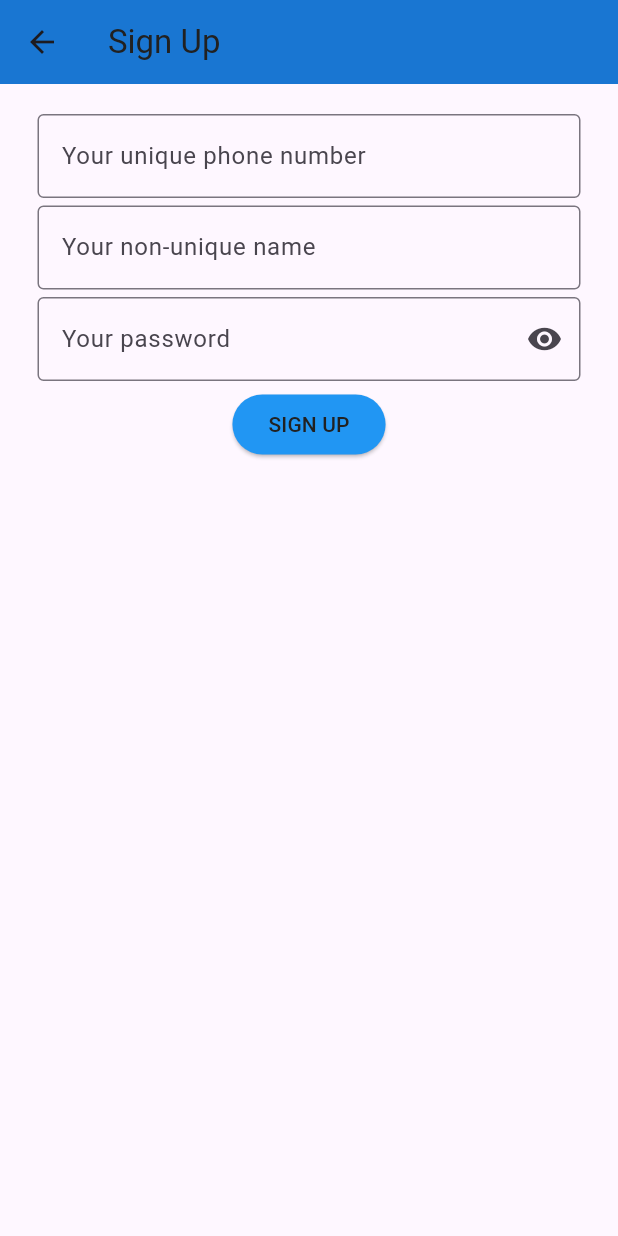
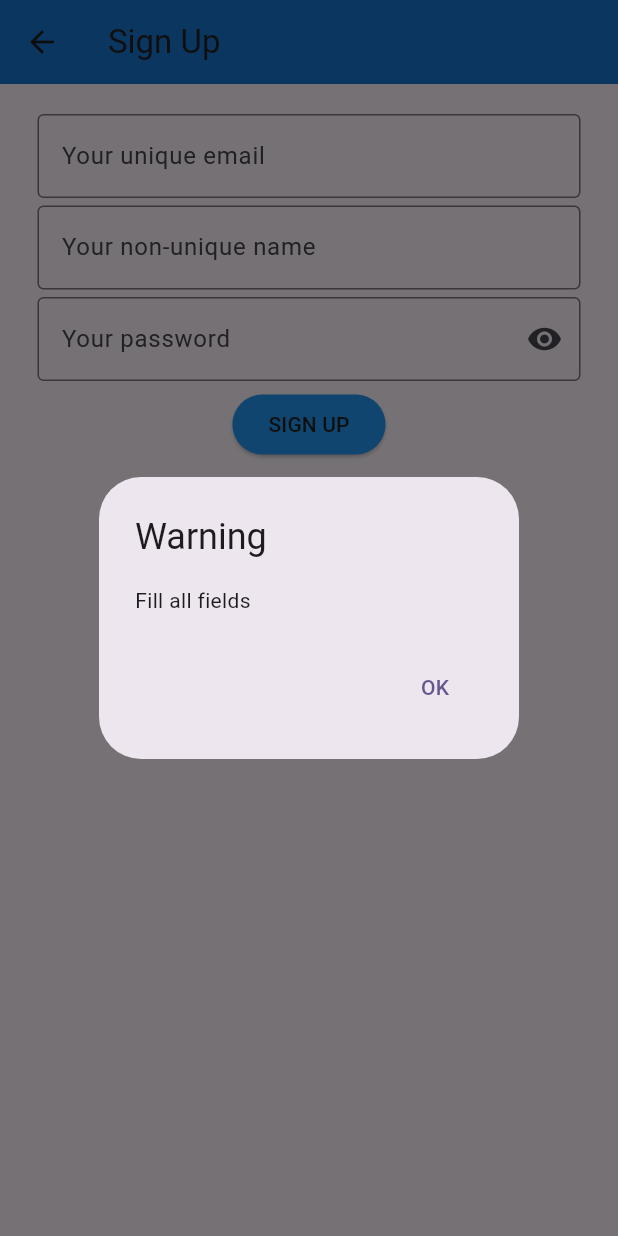
Before and after one commit to krdmnm/message_app, a Flutter app: the SignUp screen opened directly, after a tap on "SIGN UP", on a phone screen of 412 x 824 dp. Run offline on Flutter 3.47's test engine with Material 3 defaults, Android fonts, the phone set to English and light mode, and no system bars; our stand-ins replace flutter_bloc, shared_preferences, supabase_flutter; accounts and stored records are empty.

Commit message:
26.02 Salı
Signup

```diff
--- a/lib/data/repository/dao.dart
+++ b/lib/data/repository/dao.dart
@@ -3,8 +3,10 @@ import 'package:message_app/data/database/sb_database.dart';
 import 'package:message_app/data/entity/app_user.dart';
 import 'package:message_app/ui/views/main_page.dart';
 import 'package:message_app/ui/views/message.dart';
+import 'package:shared_preferences/shared_preferences.dart';
 import 'package:supabase_flutter/supabase_flutter.dart';
 
+import '../../ui/views/log_in.dart';
 import '../entity/person.dart';
 
 class Dao {
@@ -23,14 +25,29 @@ class Dao {
     }
   }
 
-  //sig_up.dart
-  Future<void> signUp(String phone, String name, String password) async {
-    if(phone.isNotEmpty && name.isNotEmpty && password.isNotEmpty){
-      //veritabanına kaydet - önce verileri temizle
-      print("Phone: $phone - Name: $name - Password: $password");
+  //main_page.cubit - logOut()
+  Future<void> logOut() async {
+    final db = Database();
+    await db.logOut();
+    final sp = await SharedPreferences.getInstance();
+    sp.remove("email");
+    sp.remove("password");
+    sp.clear();
+  }
+
+  //sign_up.dart
+  Future<void> signUp(BuildContext context, String email, String name, String password) async {
+    if(email.isNotEmpty && name.isNotEmpty && password.isNotEmpty){
+      final db = Database();
+      var user = await db.signUp(email, password, name);
+      if(user != null){
+        ScaffoldMessenger.of(context).showSnackBar(SnackBar(content: Text("Sign up successful"), duration: Duration(seconds: 1)));
+        Navigator.push(context, MaterialPageRoute(builder: (context)=>LogIn()));
+      } else {
+        showAlertDialog(context, "Warning", "Could not sign up try again later");
+      }
     }else{
-      //Snackbar ekle
-      print("TextField is empty");
+      showAlertDialog(context, "Warning", "Fill all fields");
     }
   }
 
--- a/lib/ui/cubits/main_page_cubit.dart
+++ b/lib/ui/cubits/main_page_cubit.dart
@@ -1,3 +1,4 @@
+import 'package:flutter/cupertino.dart';
 import 'package:flutter_bloc/flutter_bloc.dart';
 import 'package:message_app/data/entity/person.dart';
 import 'package:message_app/data/repository/dao.dart';
@@ -17,6 +18,10 @@ class MainPageCubit extends Cubit<List<Person>>{
     emit(persons);
   }
 
+  Future<void> logOut() async {
+    dao.logOut();
+  }
+
 
 
 }
--- a/lib/ui/cubits/sign_up_cubit.dart
+++ b/lib/ui/cubits/sign_up_cubit.dart
@@ -1,3 +1,4 @@
+import 'package:flutter/cupertino.dart';
 import 'package:flutter_bloc/flutter_bloc.dart';
 import 'package:message_app/data/repository/dao.dart';
 
@@ -8,8 +9,8 @@ class SignUpCubit extends Cubit<void>{
 
   var dao = Dao();
 
-  Future<void> signUp(String phone, String name, String password) async {
-    await dao.signUp(phone, name, password);
+  Future<void> signUp(BuildContext context, String phone, String name, String password) async {
+    await dao.signUp(context, phone, name, password);
   }
 
 }
--- a/lib/ui/views/sign_up.dart
+++ b/lib/ui/views/sign_up.dart
@@ -11,16 +11,16 @@ class SignUp extends StatefulWidget {
 }
 
 class _SignUpState extends State<SignUp> {
-  var tfUserPhone = TextEditingController();
+  var tfUserEmail = TextEditingController();
   var tfUserName = TextEditingController();
   var tfUserPassword = TextEditingController();
   bool isObscured = true;
 
 
   Future<void> signUp() async {
-    if(tfUserPhone.text.isNotEmpty && tfUserName.text.isNotEmpty && tfUserPassword.text.isNotEmpty){
+    if(tfUserEmail.text.isNotEmpty && tfUserName.text.isNotEmpty && tfUserPassword.text.isNotEmpty){
       //veritabanına kaydet - önce verileri temizle
-      print("Phone: ${tfUserPhone.text} - Name: ${tfUserName.text} - Password: ${tfUserPassword.text}");
+      print("Phone: ${tfUserEmail.text} - Name: ${tfUserName.text} - Password: ${tfUserPassword.text}");
     }else{
       //Snackbar ekle
       print("TextField is empty");
@@ -38,8 +38,8 @@ class _SignUpState extends State<SignUp> {
           child: Column(mainAxisAlignment: MainAxisAlignment.start,
             children: [
 
-              TextField(controller: tfUserPhone,
-                decoration: InputDecoration(hintText: "Your unique phone number", border: OutlineInputBorder(),),),
+              TextField(controller: tfUserEmail,
+                decoration: InputDecoration(hintText: "Your unique email", border: OutlineInputBorder(),),),
 
               SizedBox(height:5),
 
@@ -61,7 +61,7 @@ class _SignUpState extends State<SignUp> {
               SizedBox(height:5),
 
               ElevatedButton(style: ButtonStyle(backgroundColor: WidgetStatePropertyAll(primaryColor),), onPressed: (){
-                context.read<SignUpCubit>().signUp(tfUserPhone.text, tfUserName.text, tfUserPassword.text);
+                context.read<SignUpCubit>().signUp(context, tfUserEmail.text, tfUserName.text, tfUserPassword.text);
               }, child: Text("SIGN UP", style: TextStyle(color: primaryText),),),
 
             ],
```
Also changed, not shown: lib/data/database/sb_database.dart (+19 -3 lines), lib/ui/materials/views.dart (added, +30 -0 lines), lib/ui/views/main_page.dart (+9 -1 lines).
